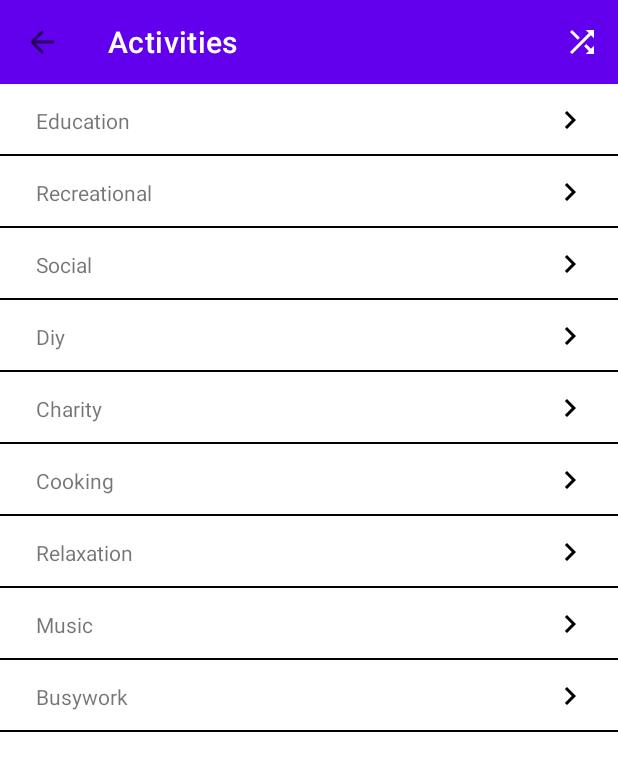
After one commit to LucianoPabloPereira/NotBored, an Android app: the ActivitiesActivity screen opened directly, with no data from a screen before it, on a phone screen of 412 x 824 dp. The commit adds this screen. Shown: the top 771 px of the screen. Run offline under Robolectric (Android 15) with nearby library versions, the phone set to English and light mode, and no system bars.

Commit message:
Add ActivitiesActivity, Recyclerview setup and resources

```diff
--- a/app/build.gradle
+++ b/app/build.gradle
@@ -29,6 +29,10 @@ android {
     kotlinOptions {
         jvmTarget = '1.8'
     }
+
+    buildFeatures {
+        viewBinding = true
+    }
 }
 
 dependencies {
--- a/app/src/main/AndroidManifest.xml
+++ b/app/src/main/AndroidManifest.xml
@@ -14,7 +14,10 @@
         android:theme="@style/Theme.NotBored"
         tools:targetApi="31">
         <activity
-            android:name=".MainActivity"
+            android:name=".presentation.view.ActivitiesActivity"
+            android:exported="false" />
+        <activity
+            android:name=".presentation.view.MainActivity"
             android:exported="true">
             <intent-filter>
                 <action android:name="android.intent.action.MAIN" />
--- a/app/src/main/java/com/example/notbored/MainActivity.kt
+++ /dev/null
@@ -1,11 +0,0 @@
-package com.example.notbored
-
-import androidx.appcompat.app.AppCompatActivity
-import android.os.Bundle
-
-class MainActivity : AppCompatActivity() {
-    override fun onCreate(savedInstanceState: Bundle?) {
-        super.onCreate(savedInstanceState)
-        setContentView(R.layout.activity_main)
-    }
-}
--- /dev/null
+++ b/app/src/main/java/com/example/notbored/model/ActivityType.kt
@@ -0,0 +1,13 @@
+package com.example.notbored.model
+
+enum class ActivityType {
+    EDUCATION,
+    RECREATIONAL,
+    SOCIAL,
+    DIY,
+    CHARITY,
+    COOKING,
+    RELAXATION,
+    MUSIC,
+    BUSYWORK,
+}
--- /dev/null
+++ b/app/src/main/java/com/example/notbored/presentation/view/ActivitiesActivity.kt
@@ -0,0 +1,54 @@
+package com.example.notbored.presentation.view
+
+import androidx.appcompat.app.AppCompatActivity
+import android.os.Bundle
+import android.view.Menu
+import android.view.MenuItem
+import android.widget.Toast
+import androidx.recyclerview.widget.LinearLayoutManager
+import com.example.notbored.R
+import com.example.notbored.databinding.ActivityActivitiesBinding
+import com.example.notbored.presentation.view.adapter.ActivitiesAdapter
+
+private lateinit var binding : ActivityActivitiesBinding
+private lateinit var adapter: ActivitiesAdapter
+
+class ActivitiesActivity : AppCompatActivity() {
+    override fun onCreate(savedInstanceState: Bundle?) {
+        super.onCreate(savedInstanceState)
+        binding = ActivityActivitiesBinding.inflate(layoutInflater)
+        setContentView(binding.root)
+
+        val toolbar = binding.activitiesToolbar
+        setSupportActionBar(toolbar)
+        supportActionBar?.setDisplayHomeAsUpEnabled(true)
+
+        adapter = ActivitiesAdapter(getCategoryList())
+        binding.activitiesRecyclerView.layoutManager = LinearLayoutManager(this)
+        binding.activitiesRecyclerView.adapter = adapter
+    }
+
+    override fun onCreateOptionsMenu(menu: Menu?): Boolean {
+        menuInflater.inflate(R.menu.toolbar_menu, menu)
+        return super.onCreateOptionsMenu(menu)
+    }
+
+    override fun onOptionsItemSelected(item: MenuItem): Boolean {
+        if (item.itemId == R.id.randomButton) {
+            Toast.makeText(this, "get random activity", Toast.LENGTH_SHORT).show()
+        }
+        return super.onOptionsItemSelected(item)
+    }
+
+    private fun getCategoryList() = listOf(
+            resources.getString(R.string.education),
+            resources.getString(R.string.recreational),
+            resources.getString(R.string.social),
+            resources.getString(R.string.diy),
+            resources.getString(R.string.charity),
+            resources.getString(R.string.cooking),
+            resources.getString(R.string.relaxation),
+            resources.getString(R.string.music),
+            resources.getString(R.string.busywork),
+        )
+}
--- /dev/null
+++ b/app/src/main/java/com/example/notbored/presentation/view/MainActivity.kt
@@ -0,0 +1,19 @@
+package com.example.notbored.presentation.view
+
+import android.content.Intent
+import androidx.appcompat.app.AppCompatActivity
+import android.os.Bundle
+import android.widget.TextView
+import com.example.notbored.R
+
+class MainActivity : AppCompatActivity() {
+    override fun onCreate(savedInstanceState: Bundle?) {
+        super.onCreate(savedInstanceState)
+        setContentView(R.layout.activity_main)
+
+        findViewById<TextView>(R.id.helloTextView).setOnClickListener {
+            val intent = Intent(this, ActivitiesActivity::class.java)
+            startActivity(intent)
+        }
+    }
+}
--- /dev/null
+++ b/app/src/main/java/com/example/notbored/presentation/view/adapter/ActivitiesAdapter.kt
@@ -0,0 +1,23 @@
+package com.example.notbored.presentation.view.adapter
+
+import android.view.LayoutInflater
+import android.view.ViewGroup
+import androidx.recyclerview.widget.RecyclerView
+import com.example.notbored.R
+import com.example.notbored.presentation.view.viewholder.ItemViewholder
+
+class ActivitiesAdapter(private val categoryList: List<String>) : RecyclerView.Adapter<ItemViewholder>() {
+
+    override fun onCreateViewHolder(parent: ViewGroup, viewType: Int): ItemViewholder {
+        val layoutInflater = LayoutInflater.from(parent.context)
+        return ItemViewholder(
+            layoutInflater.inflate(R.layout.item_single_activity, parent, false)
+        )
+    }
+
+    override fun onBindViewHolder(holder: ItemViewholder, position: Int) {
+        holder.bind(categoryList[position])
+    }
+
+    override fun getItemCount() = categoryList.size
+}
--- /dev/null
+++ b/app/src/main/java/com/example/notbored/presentation/view/viewholder/ItemViewholder.kt
@@ -0,0 +1,15 @@
+package com.example.notbored.presentation.view.viewholder
+
+import android.view.View
+import androidx.recyclerview.widget.RecyclerView
+import com.example.notbored.databinding.ItemSingleActivityBinding
+
+class ItemViewholder(view: View): RecyclerView.ViewHolder(view) {
+    private val binding = ItemSingleActivityBinding.bind(view)
+
+    fun bind(category: String) {
+        with(binding) {
+            categoryTextView.text = category
+        }
+    }
+}
--- /dev/null
+++ b/app/src/main/res/drawable/bg_divider.xml
@@ -0,0 +1,6 @@
+<?xml version="1.0" encoding="utf-8"?>
+<shape xmlns:android="http://schemas.android.com/apk/res/android"
+    android:shape="rectangle">
+    <solid android:color="@color/black"/>
+    <size android:height="@dimen/size_1"/>
+</shape>
--- /dev/null
+++ b/app/src/main/res/drawable/ic_chevron_left.xml
@@ -0,0 +1,5 @@
+<vector android:height="24dp" android:tint="#000000"
+    android:viewportHeight="24" android:viewportWidth="24"
+    android:width="24dp" xmlns:android="http://schemas.android.com/apk/res/android">
+    <path android:fillColor="@android:color/white" android:pathData="M15.41,7.41L14,6l-6,6 6,6 1.41,-1.41L10.83,12z"/>
+</vector>
--- /dev/null
+++ b/app/src/main/res/drawable/ic_chevron_right.xml
@@ -0,0 +1,5 @@
+<vector android:height="24dp" android:tint="#000000"
+    android:viewportHeight="24" android:viewportWidth="24"
+    android:width="24dp" xmlns:android="http://schemas.android.com/apk/res/android">
+    <path android:fillColor="@android:color/white" android:pathData="M10,6L8.59,7.41 13.17,12l-4.58,4.59L10,18l6,-6z"/>
+</vector>
--- /dev/null
+++ b/app/src/main/res/drawable/ic_shuffle.xml
@@ -0,0 +1,5 @@
+<vector android:height="24dp" android:tint="#000000"
+    android:viewportHeight="24" android:viewportWidth="24"
+    android:width="24dp" xmlns:android="http://schemas.android.com/apk/res/android">
+    <path android:fillColor="@android:color/white" android:pathData="M10.59,9.17L5.41,4 4,5.41l5.17,5.17 1.42,-1.41zM14.5,4l2.04,2.04L4,18.59 5.41,20 17.96,7.46 20,9.5L20,4h-5.5zM14.83,13.41l-1.41,1.41 3.13,3.13L14.5,20L20,20v-5.5l-2.04,2.04 -3.13,-3.13z"/>
+</vector>
--- /dev/null
+++ b/app/src/main/res/layout/activity_activities.xml
@@ -0,0 +1,29 @@
+<?xml version="1.0" encoding="utf-8"?>
+<androidx.constraintlayout.widget.ConstraintLayout xmlns:android="http://schemas.android.com/apk/res/android"
+    xmlns:app="http://schemas.android.com/apk/res-auto"
+    xmlns:tools="http://schemas.android.com/tools"
+    android:layout_width="match_parent"
+    android:layout_height="match_parent"
+    tools:context=".presentation.view.ActivitiesActivity">
+
+    <androidx.appcompat.widget.Toolbar
+        android:id="@+id/activitiesToolbar"
+        style="@style/ToolbarTheme"
+        app:title="@string/Activities"
+        android:layout_width="match_parent"
+        android:layout_height="wrap_content"
+        android:background="@color/purple_500"
+        app:titleTextColor="@color/white"
+        app:layout_constraintTop_toTopOf="parent"
+        app:menu="@menu/toolbar_menu"/>
+
+    <androidx.recyclerview.widget.RecyclerView
+        android:id="@+id/activitiesRecyclerView"
+        android:layout_width="match_parent"
+        android:layout_height="0dp"
+        app:layout_constraintBottom_toBottomOf="parent"
+        app:layout_constraintEnd_toEndOf="parent"
+        app:layout_constraintStart_toStartOf="parent"
+        app:layout_constraintTop_toBottomOf="@+id/activitiesToolbar" />
+
+</androidx.constraintlayout.widget.ConstraintLayout>
--- a/app/src/main/res/layout/activity_main.xml
+++ b/app/src/main/res/layout/activity_main.xml
@@ -4,9 +4,10 @@
     xmlns:tools="http://schemas.android.com/tools"
     android:layout_width="match_parent"
     android:layout_height="match_parent"
-    tools:context=".MainActivity">
+    tools:context=".presentation.view.MainActivity">
 
     <TextView
+        android:id="@+id/helloTextView"
         android:layout_width="wrap_content"
         android:layout_height="wrap_content"
         android:text="Hello World!"
--- /dev/null
+++ b/app/src/main/res/layout/item_single_activity.xml
@@ -0,0 +1,37 @@
+<?xml version="1.0" encoding="utf-8"?>
+<androidx.constraintlayout.widget.ConstraintLayout xmlns:android="http://schemas.android.com/apk/res/android"
+    xmlns:app="http://schemas.android.com/apk/res-auto"
+    android:layout_width="match_parent"
+    android:layout_height="wrap_content">
+
+
+    <TextView
+        android:id="@+id/categoryTextView"
+        android:layout_width="0dp"
+        android:layout_height="wrap_content"
+        android:layout_marginStart="@dimen/spacing_24"
+        android:layout_marginVertical="@dimen/spacing_12"
+        android:text="@string/category_name"
+        app:layout_constraintTop_toTopOf="parent"
+        app:layout_constraintBottom_toBottomOf="parent"
+        app:layout_constraintStart_toStartOf="parent" />
+
+    <ImageView
+        android:id="@+id/chevronImageView"
+        android:layout_width="24dp"
+        android:layout_height="24dp"
+        android:layout_marginEnd="@dimen/spacing_20"
+        android:layout_marginVertical="@dimen/spacing_12"
+        android:src="@drawable/ic_chevron_right"
+        app:layout_constraintTop_toTopOf="parent"
+        app:layout_constraintBottom_toBottomOf="parent"
+        app:layout_constraintEnd_toEndOf="parent" />
+
+    <View
+        android:id="@+id/dividerView"
+        android:layout_width="match_parent"
+        android:layout_height="@dimen/size_1"
+        app:layout_constraintBottom_toBottomOf="parent"
+        android:background="@drawable/bg_divider" />
+
+</androidx.constraintlayout.widget.ConstraintLayout>
--- /dev/null
+++ b/app/src/main/res/menu/toolbar_menu.xml
@@ -0,0 +1,12 @@
+<?xml version="1.0" encoding="utf-8"?>
+<menu xmlns:android="http://schemas.android.com/apk/res/android"
+    xmlns:app="http://schemas.android.com/apk/res-auto">
+    <item
+        android:id="@+id/randomButton"
+        android:title="@string/random"
+        android:menuCategory="secondary"
+        android:icon="@drawable/ic_shuffle"
+        app:iconTint="@color/white"
+        app:tooltipText="@string/random"
+        app:showAsAction="always"/>
+</menu>
--- /dev/null
+++ b/app/src/main/res/values/dimens.xml
@@ -0,0 +1,11 @@
+<?xml version="1.0" encoding="utf-8"?>
+<resources>
+    // Spacing
+    <dimen name="spacing_12">12dp</dimen>
+    <dimen name="spacing_16">16dp</dimen>
+    <dimen name="spacing_20">20dp</dimen>
+    <dimen name="spacing_24">24dp</dimen>
+
+    // Sizes
+    <dimen name="size_1">1dp</dimen>
+</resources>
--- a/app/src/main/res/values/strings.xml
+++ b/app/src/main/res/values/strings.xml
@@ -1,3 +1,18 @@
 <resources>
     <string name="app_name">NotBored</string>
+    <string name="Activities">Activities</string>
+
+    // Buttons
+    <string name="random">Random</string>
+    // Categories
+    <string name="category_name">Category Name</string>
+    <string name="education">Education</string>
+    <string name="recreational">Recreational</string>
+    <string name="social">Social</string>
+    <string name="diy">Diy</string>
+    <string name="charity">Charity</string>
+    <string name="cooking">Cooking</string>
+    <string name="relaxation">Relaxation</string>
+    <string name="music">Music</string>
+    <string name="busywork">Busywork</string>
 </resources>
--- a/app/src/main/res/values/themes.xml
+++ b/app/src/main/res/values/themes.xml
@@ -1,6 +1,6 @@
 <resources xmlns:tools="http://schemas.android.com/tools">
     <!-- Base application theme. -->
-    <style name="Theme.NotBored" parent="Theme.MaterialComponents.DayNight.DarkActionBar">
+    <style name="Theme.NotBored" parent="Theme.MaterialComponents.DayNight.NoActionBar">
         <!-- Primary brand color. -->
         <item name="colorPrimary">@color/purple_500</item>
         <item name="colorPrimaryVariant">@color/purple_700</item>
@@ -13,4 +13,18 @@
         <item name="android:statusBarColor" tools:targetApi="l">?attr/colorPrimaryVariant</item>
         <!-- Customize your theme here. -->
     </style>
+
+    <style name="ToolbarTheme" parent="Theme.MaterialComponents.DayNight.NoActionBar">
+        <!-- Primary brand color. -->
+        <item name="background">@color/purple_500</item>
+        <item name="colorPrimaryVariant">@color/purple_700</item>
+        <item name="android:textColor">@color/white</item>
+        <!-- Secondary brand color. -->
+        <item name="colorSecondary">@color/teal_200</item>
+        <item name="colorSecondaryVariant">@color/teal_700</item>
+        <item name="colorOnSecondary">@color/black</item>
+        <!-- Status bar color. -->
+        <item name="android:statusBarColor" tools:targetApi="l">?attr/colorPrimaryVariant</item>
+        <!-- Customize your theme here. -->
+    </style>
 </resources>
```
